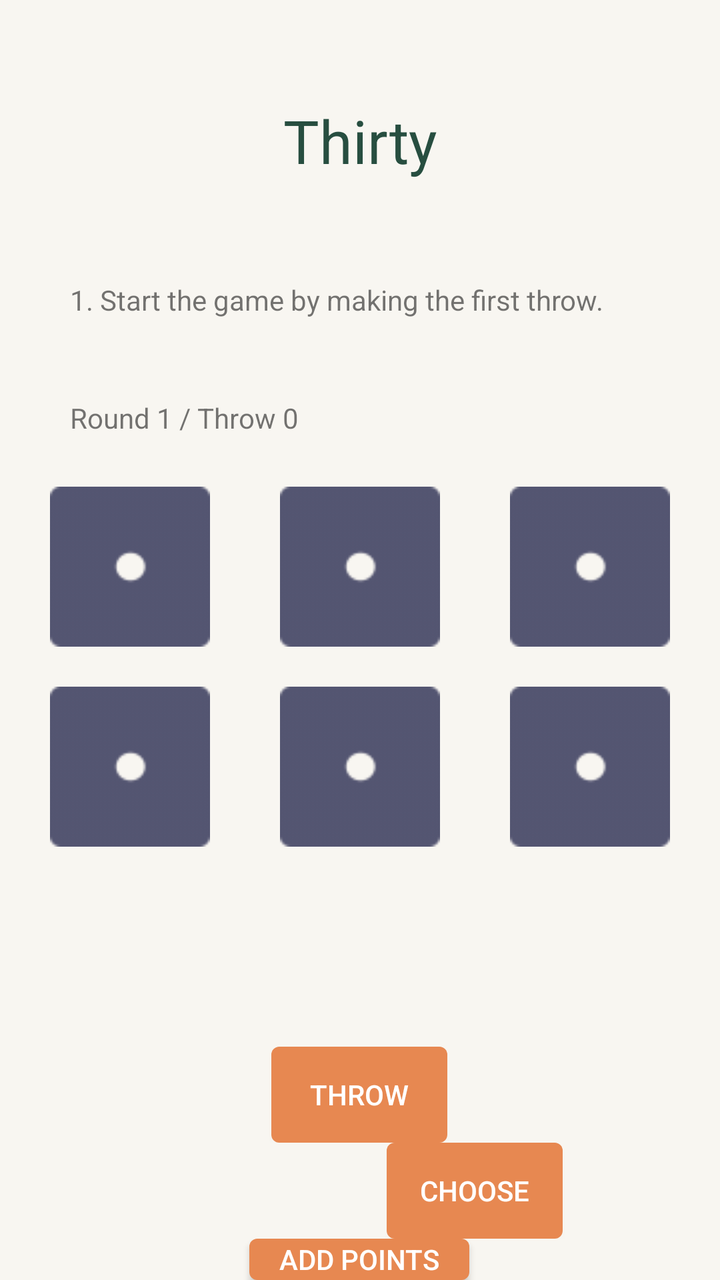
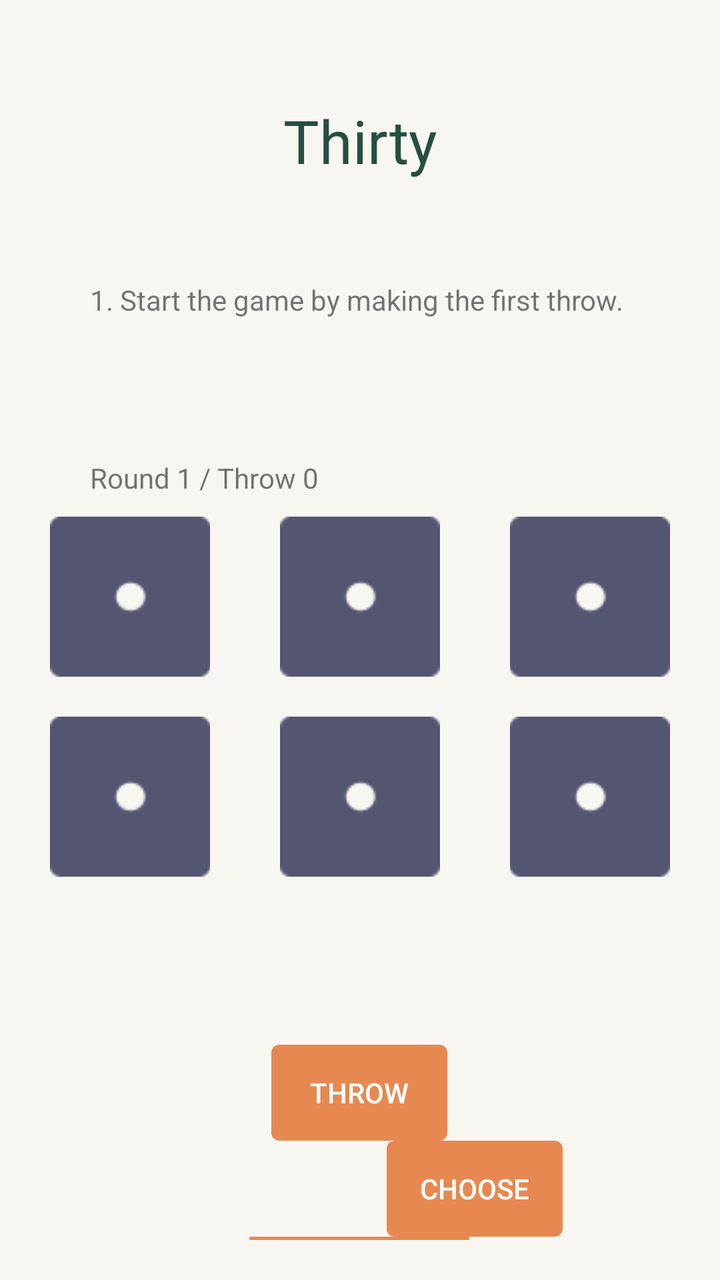

Compare the two renders of this Android layout. The source of the first and the diff that turns it into the second are given below.
<!-- AndroidManifest.xml: application theme Theme.Thirty -->
<!-- res/layout/start.xml -->
<?xml version="1.0" encoding="utf-8"?>
<LinearLayout xmlns:android="http://schemas.android.com/apk/res/android"
    android:layout_width="match_parent"
    android:layout_height="match_parent"
    android:orientation="vertical"
    android:background="@color/background"
    android:id="@+id/root_layout">

    <TextView
        android:id="@+id/textView"
        android:layout_width="match_parent"
        android:layout_height="wrap_content"
        android:text="@string/app_name"
        android:textSize="30sp"
        android:gravity="center"
        android:textColor="#274E40"
        android:layout_marginTop="50dp"
        android:layout_marginStart="15dp"
        android:layout_marginEnd="15dp"
        android:layout_marginBottom="50dp"/>

    <TextView
        android:id="@+id/description"
        android:layout_width="wrap_content"
        android:layout_height="wrap_content"
        android:text="@string/step1"
        android:layout_marginBottom="40dp"
        android:layout_marginStart="35dp"/>

    <TextView
        android:id="@+id/throw_count"
        android:text="@string/round_throw"
        android:layout_width="wrap_content"
        android:layout_height="wrap_content"
        android:layout_marginBottom="15dp"
        android:layout_marginStart="35dp"
        />

    <TableLayout
        android:layout_width="match_parent"
        android:layout_height="wrap_content"
        android:orientation="horizontal">

        <TableRow
            android:gravity="center">

            <ImageButton
                android:id="@+id/dice_button_1"
                android:layout_width="wrap_content"
                android:layout_height="wrap_content"
                android:src="@drawable/blue1"
                android:padding="10dp"
                android:background="@android:color/transparent"
                android:minHeight="100dp"
                android:minWidth="100dp"
                android:scaleType="fitCenter"
                android:layout_marginEnd="15dp"
                android:contentDescription="@string/dice1"
                />

            <ImageButton
                android:id="@+id/dice_button_2"
                android:layout_width="wrap_content"
                android:layout_height="wrap_content"
                android:src="@drawable/blue1"
                android:padding="10dp"
                android:background="@android:color/transparent"
                android:minHeight="100dp"
                android:minWidth="100dp"
                android:scaleType="fitCenter"
                android:layout_marginEnd="15dp"
                android:contentDescription="@string/dice2"
                />

            <ImageButton
                android:id="@+id/dice_button_3"
                android:layout_width="wrap_content"
                android:layout_height="wrap_content"
                android:src="@drawable/blue1"
                android:padding="10dp"
                android:background="@android:color/transparent"
                android:minHeight="100dp"
                android:minWidth="100dp"
                android:scaleType="fitCenter"
                android:contentDescription="@string/dice3"
                />
        </TableRow>

        <TableRow
            android:gravity="center">

            <ImageButton
                android:id="@+id/dice_button_4"
                android:layout_width="wrap_content"
                android:layout_height="wrap_content"
                android:src="@drawable/blue1"
                android:padding="10dp"
                android:background="@android:color/transparent"
                android:minHeight="100dp"
                android:minWidth="100dp"
                android:scaleType="fitCenter"
                android:layout_marginEnd="15dp"
                android:contentDescription="@string/dice4"
                />

            <ImageButton
                android:id="@+id/dice_button_5"
                android:layout_width="wrap_content"
                android:layout_height="wrap_content"
                android:src="@drawable/blue1"
                android:padding="10dp"
                android:background="@android:color/transparent"
                android:minHeight="100dp"
                android:minWidth="100dp"
                android:scaleType="fitCenter"
                android:layout_marginEnd="15dp"
                android:contentDescription="@string/dice5"
                />

            <ImageButton
                android:id="@+id/dice_button_6"
                android:layout_width="wrap_content"
                android:layout_height="wrap_content"
                android:src="@drawable/blue1"
                android:padding="10dp"
                android:background="@android:color/transparent"
                android:minHeight="100dp"
                android:minWidth="100dp"
                android:scaleType="fitCenter"
                android:contentDescription="@string/dice6"
                />
        </TableRow>

        <TableRow
            android:layout_width="match_parent"
            android:layout_height="match_parent"
            android:gravity="center"
            android:layout_marginTop="90dp">

            <Button
                android:id="@+id/throw_button"
                android:layout_gravity="center"
                android:background="@drawable/button_shape"
                android:gravity="center"
                android:text="@string/throw_button"
                android:textColor="@color/white" />

        </TableRow>
        <TableRow
            android:layout_width="match_parent"
            android:layout_height="match_parent"
            android:gravity="center">

            <Spinner
                android:id="@+id/spinner"
                android:layout_width="wrap_content"
                android:layout_height="wrap_content"
                android:spinnerMode="dialog"
                android:padding="13dp"
                android:background="@drawable/spinner_shape"
                android:layout_gravity="center"/>
            <Button
                android:id="@+id/choose_button"
                android:layout_gravity="center"
                android:background="@drawable/button_shape"
                android:gravity="center"
                android:text="@string/choose_button"
                android:textColor="@color/white" />
        </TableRow>
        <TableRow
            android:layout_width="match_parent"
            android:layout_height="match_parent"
            android:gravity="center">
            <Button
                android:id="@+id/add_points_button"
                android:layout_gravity="center"
                android:background="@drawable/button_shape"
                android:gravity="center"
                android:text="@string/add_points_button"
                android:textColor="@color/white"
                android:width="110dp"/>
        </TableRow>
        <TableRow
            android:layout_width="match_parent"
            android:layout_height="match_parent"
            android:gravity="center">
            <Button
                android:id="@+id/next_round_button"
                android:layout_gravity="center"
                android:background="@drawable/button_shape"
                android:gravity="center"
                android:text="@string/next_round_button"
                android:textColor="@color/white"
                android:width="110dp"/>
        </TableRow>
    </TableLayout>
</LinearLayout>
<!-- resources referenced by this layout -->
<resources>
  <color name="background">#FFF8F6F1</color>
  <color name="white">#FFFFFFFF</color>
  <!-- drawable blue1: png bitmap (drawable-hdpi, 261 bytes) -->
  <!-- drawable button_shape (drawable) -->
  <shape xmlns:android="http://schemas.android.com/apk/res/android"
      android:shape="rectangle" >
      <solid
          android:color="@color/button" />
  
  
  
      <corners
          android:radius="4dp" />
  </shape>
  <!-- drawable spinner_shape (drawable) -->
  <shape xmlns:android="http://schemas.android.com/apk/res/android"
      android:shape="rectangle" >
      <solid
          android:color="@android:color/transparent" />
      <stroke
          android:width="1dip"
          android:color="@color/button"/>
      <corners
          android:radius="4dp" />
  </shape>
  <string name="add_points_button">Add points</string>
  <string name="app_name">Thirty</string>
  <string name="choose_button">Choose</string>
  <string name="dice1">Dice1</string>
  <string name="dice2">Dice2</string>
  <string name="dice3">Dice3</string>
  <string name="dice4">Dice4</string>
  <string name="dice5">Dice5</string>
  <string name="dice6">Dice6</string>
  <string name="next_round_button">Next round</string>
  <string name="round_throw">Round 1 / Throw 0</string>
  <string name="step1">1. Start the game by making the first throw.</string>
  <string name="throw_button">Throw</string>
  <style name="Theme.Thirty" parent="android:Theme.Material.Light.NoActionBar">
      </style>
  <color name="button">#FFE78851</color>
</resources>

<!-- the commit's change to res/layout/start.xml (unified diff, before → after) -->
@@ -22,25 +22,31 @@
     <TextView
         android:id="@+id/description"
         android:layout_width="wrap_content"
-        android:layout_height="wrap_content"
+        android:layout_height="50dp"
         android:text="@string/step1"
-        android:layout_marginBottom="40dp"
-        android:layout_marginStart="35dp"/>
+        android:layout_marginBottom="20dp"
+        android:layout_marginStart="45dp"
+        android:layout_marginEnd="45dp"/>
+
+    <TextView
+        android:id="@+id/total_points"
+        android:layout_width="match_parent"
+        android:layout_height="wrap_content"
+        android:layout_marginStart="45dp"
+        />
 
     <TextView
         android:id="@+id/throw_count"
+        android:layout_width="match_parent"
+        android:layout_height="wrap_content"
         android:text="@string/round_throw"
-        android:layout_width="wrap_content"
-        android:layout_height="wrap_content"
-        android:layout_marginBottom="15dp"
-        android:layout_marginStart="35dp"
+        android:layout_marginStart="45dp"
         />
 
     <TableLayout
         android:layout_width="match_parent"
         android:layout_height="wrap_content"
         android:orientation="horizontal">
-
         <TableRow
             android:gravity="center">
 
@@ -131,11 +137,18 @@
                 />
         </TableRow>
 
+        <TextView
+            android:id="@+id/status_add"
+            android:layout_width="match_parent"
+            android:layout_height="wrap_content"
+            android:layout_marginBottom="15dp"
+            android:layout_marginStart="45dp"/>
+
         <TableRow
             android:layout_width="match_parent"
             android:layout_height="match_parent"
             android:gravity="center"
-            android:layout_marginTop="90dp">
+            android:layout_marginTop="40dp">
 
             <Button
                 android:id="@+id/throw_button"
@@ -170,7 +183,8 @@
         <TableRow
             android:layout_width="match_parent"
             android:layout_height="match_parent"
-            android:gravity="center">
+            android:gravity="center"
+            android:layout_marginBottom="20dp">
             <Button
                 android:id="@+id/add_points_button"
                 android:layout_gravity="center"
@@ -191,7 +205,7 @@
                 android:gravity="center"
                 android:text="@string/next_round_button"
                 android:textColor="@color/white"
-                android:width="110dp"/>
+                android:width="110dp" />
         </TableRow>
     </TableLayout>
 </LinearLayout>
